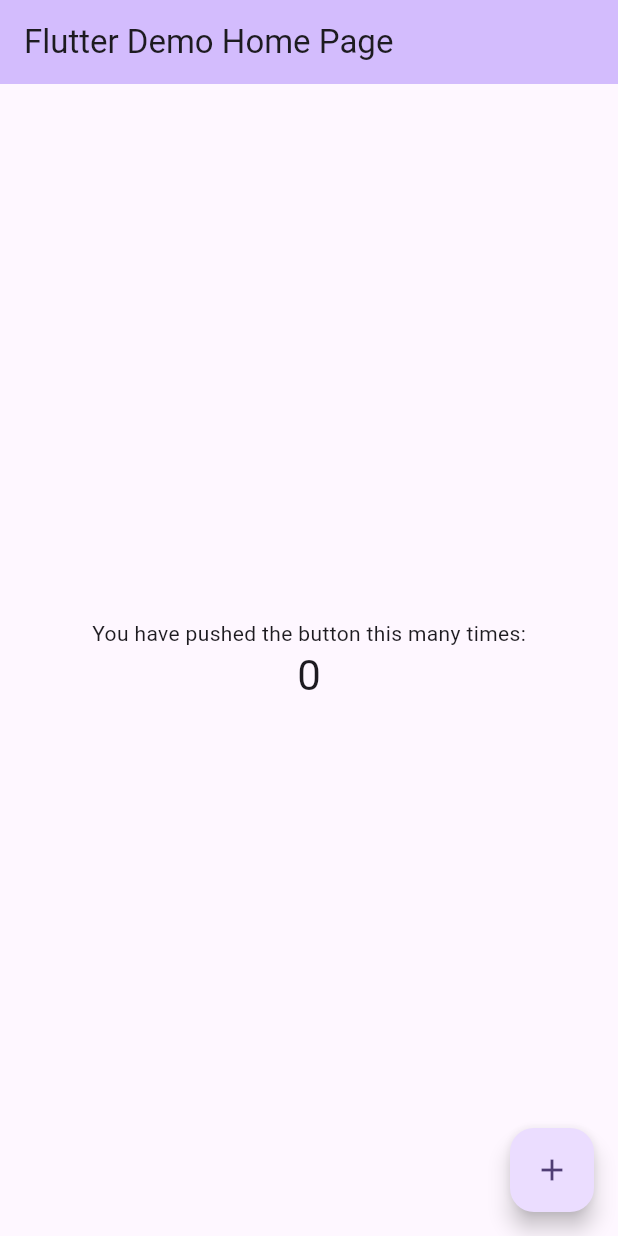
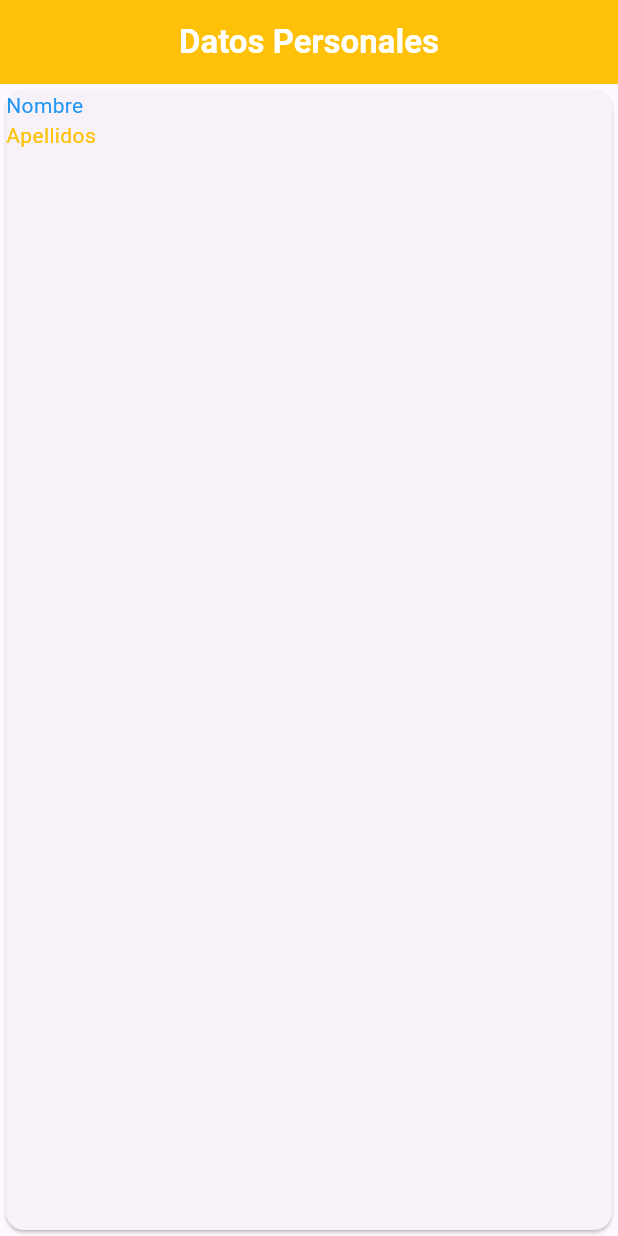
Before and after one commit to cather0925/flutter_poli, a Flutter app: the screen it shows after launch, on a phone screen of 412 x 824 dp. Run offline on Flutter 3.47's test engine with Material 3 defaults, Android fonts, the phone set to English and light mode, and no system bars.

Commit message:
Primer commit del proyecto Flutter

```diff
--- /dev/null
+++ b/lib/home_principal.dart
@@ -0,0 +1,41 @@
+import 'package:flutter/material.dart';
+
+class HomePrincipal extends StatefulWidget {
+  const HomePrincipal({super.key});
+
+  @override
+  State<HomePrincipal> createState() => _HomePrincipalState();
+}
+
+class _HomePrincipalState extends State<HomePrincipal> {
+  @override
+  Widget build(BuildContext context) {
+    return Scaffold(
+      appBar: AppBar(
+        title: Center(
+          child: const Text('Datos Personales',
+          style: TextStyle(
+            fontWeight: FontWeight.bold,
+            color: Colors.white,
+          ),
+          ),
+        ),
+        backgroundColor: Colors.amber,
+      ),
+      body: Center(
+        child: Card(
+          child: Column(
+          //mainAxisAlignment: MainAxisAlignment.center,
+          children: const [
+            Row(
+              children: [Text('Nombre', style: TextStyle( color: Colors.blue))]),
+              Row(
+              children: [Text('Apellidos', style: TextStyle(color: Colors.amber))]),
+
+          ],
+        ),
+        ),
+      ),
+    );
+  }
+}
--- a/lib/main.dart
+++ b/lib/main.dart
@@ -1,122 +1,6 @@
 import 'package:flutter/material.dart';
+import 'package:flutter_poli/principal.dart';
 
 void main() {
-  runApp(const MyApp());
+  runApp(const Principal());
 }
-
-class MyApp extends StatelessWidget {
-  const MyApp({super.key});
-
-  // This widget is the root of your application.
-  @override
-  Widget build(BuildContext context) {
-    return MaterialApp(
-      title: 'Flutter Demo',
-      theme: ThemeData(
-        // This is the theme of your application.
-        //
-        // TRY THIS: Try running your application with "flutter run". You'll see
-        // the application has a purple toolbar. Then, without quitting the app,
-        // try changing the seedColor in the colorScheme below to Colors.green
-        // and then invoke "hot reload" (save your changes or press the "hot
-        // reload" button in a Flutter-supported IDE, or press "r" if you used
-        // the command line to start the app).
-        //
-        // Notice that the counter didn't reset back to zero; the application
-        // state is not lost during the reload. To reset the state, use hot
-        // restart instead.
-        //
-        // This works for code too, not just values: Most code changes can be
-        // tested with just a hot reload.
-        colorScheme: ColorScheme.fromSeed(seedColor: Colors.deepPurple),
-      ),
-      home: const MyHomePage(title: 'Flutter Demo Home Page'),
-    );
-  }
-}
-
-class MyHomePage extends StatefulWidget {
-  const MyHomePage({super.key, required this.title});
-
-  // This widget is the home page of your application. It is stateful, meaning
-  // that it has a State object (defined below) that contains fields that affect
-  // how it looks.
-
-  // This class is the configuration for the state. It holds the values (in this
-  // case the title) provided by the parent (in this case the App widget) and
-  // used by the build method of the State. Fields in a Widget subclass are
-  // always marked "final".
-
-  final String title;
-
-  @override
-  State<MyHomePage> createState() => _MyHomePageState();
-}
-
-class _MyHomePageState extends State<MyHomePage> {
-  int _counter = 0;
-
-  void _incrementCounter() {
-    setState(() {
-      // This call to setState tells the Flutter framework that something has
-      // changed in this State, which causes it to rerun the build method below
-      // so that the display can reflect the updated values. If we changed
-      // _counter without calling setState(), then the build method would not be
-      // called again, and so nothing would appear to happen.
-      _counter++;
-    });
-  }
-
-  @override
-  Widget build(BuildContext context) {
-    // This method is rerun every time setState is called, for instance as done
-    // by the _incrementCounter method above.
-    //
-    // The Flutter framework has been optimized to make rerunning build methods
-    // fast, so that you can just rebuild anything that needs updating rather
-    // than having to individually change instances of widgets.
-    return Scaffold(
-      appBar: AppBar(
-        // TRY THIS: Try changing the color here to a specific color (to
-        // Colors.amber, perhaps?) and trigger a hot reload to see the AppBar
-        // change color while the other colors stay the same.
-        backgroundColor: Theme.of(context).colorScheme.inversePrimary,
-        // Here we take the value from the MyHomePage object that was created by
-        // the App.build method, and use it to set our appbar title.
-        title: Text(widget.title),
-      ),
-      body: Center(
-        // Center is a layout widget. It takes a single child and positions it
-        // in the middle of the parent.
-        child: Column(
-          // Column is also a layout widget. It takes a list of children and
-          // arranges them vertically. By default, it sizes itself to fit its
-          // children horizontally, and tries to be as tall as its parent.
-          //
-          // Column has various properties to control how it sizes itself and
-          // how it positions its children. Here we use mainAxisAlignment to
-          // center the children vertically; the main axis here is the vertical
-          // axis because Columns are vertical (the cross axis would be
-          // horizontal).
-          //
-          // TRY THIS: Invoke "debug painting" (choose the "Toggle Debug Paint"
-          // action in the IDE, or press "p" in the console), to see the
-          // wireframe for each widget.
-          mainAxisAlignment: MainAxisAlignment.center,
-          children: <Widget>[
-            const Text('You have pushed the button this many times:'),
-            Text(
-              '$_counter',
-              style: Theme.of(context).textTheme.headlineMedium,
-            ),
-          ],
-        ),
-      ),
-      floatingActionButton: FloatingActionButton(
-        onPressed: _incrementCounter,
-        tooltip: 'Increment',
-        child: const Icon(Icons.add),
-      ), // This trailing comma makes auto-formatting nicer for build methods.
-    );
-  }
-}
--- /dev/null
+++ b/lib/principal.dart
@@ -0,0 +1,16 @@
+
+import 'package:flutter/material.dart';
+import 'package:flutter_poli/home_principal.dart';
+
+class Principal extends StatelessWidget {
+  const Principal({super.key});
+
+  @override
+  Widget build(BuildContext context) {
+    return MaterialApp(
+      title: 'Politecnico: primera clase',
+      debugShowCheckedModeBanner: false,
+      home: HomePrincipal(),
+    );
+  }
+}
```
